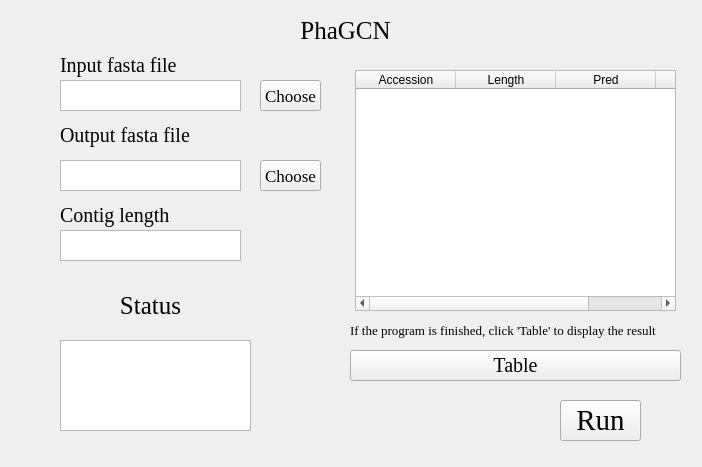
Before: the Qt Designer form PhaGCN.ui in hzaurzli/MicroWorldOmics, drawn with Qt 5.
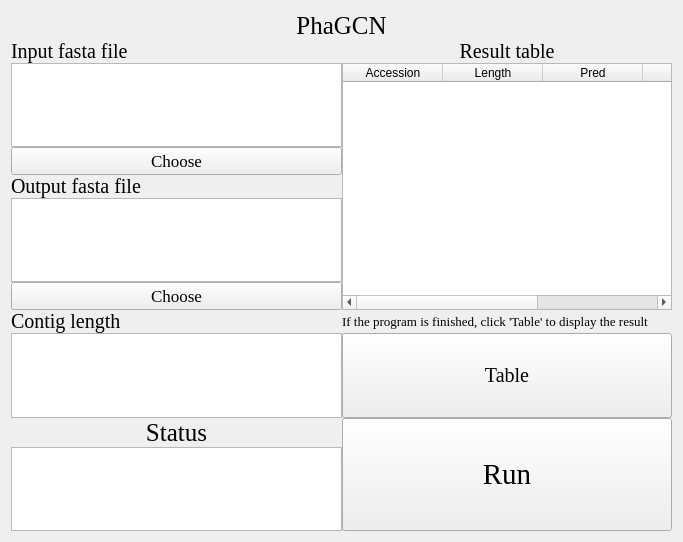
After: the same form once the commit is applied. Icons and pictures are not drawn.

```diff
--- a/PhaGCN.ui
+++ b/PhaGCN.ui
@@ -6,8 +6,8 @@
    <rect>
     <x>0</x>
     <y>0</y>
-    <width>702</width>
-    <height>467</height>
+    <width>683</width>
+    <height>542</height>
    </rect>
   </property>
   <property name="windowTitle">
@@ -16,37 +16,21 @@
   <property name="styleSheet">
    <string notr="true">background-image: url(D:/Documents/Desktop/bb.png)</string>
   </property>
-  <widget class="QLabel" name="label">
-   <property name="geometry">
-    <rect>
-     <x>250</x>
-     <y>10</y>
-     <width>191</width>
-     <height>41</height>
-    </rect>
-   </property>
-   <property name="font">
-    <font>
-     <family>Times New Roman</family>
-     <pointsize>19</pointsize>
-    </font>
-   </property>
-   <property name="text">
-    <string>PhaGCN</string>
-   </property>
-   <property name="alignment">
-    <set>Qt::AlignCenter</set>
-   </property>
-  </widget>
+  <layout class="QGridLayout" name="gridLayout_6">
+   <item row="0" column="0">
+    <layout class="QGridLayout" name="gridLayout">
+     <property name="spacing">
+      <number>0</number>
+     </property>
+     <item row="2" column="0">
+      <widget class="QTextBrowser" name="textBrowser_2">
+       <property name="styleSheet">
+        <string notr="true">background-image: url(D:/Documents/Desktop/white.png)</string>
+       </property>
+      </widget>
+     </item>
+     <item row="1" column="0">
   <widget class="QLabel" name="label_2">
-   <property name="geometry">
-    <rect>
-     <x>60</x>
-     <y>50</y>
-     <width>161</width>
-     <height>31</height>
-    </rect>
-   </property>
    <property name="font">
     <font>
      <family>Times New Roman</family>
@@ -60,28 +44,82 @@
     <set>Qt::AlignLeading|Qt::AlignLeft|Qt::AlignVCenter</set>
    </property>
   </widget>
-  <widget class="QTextBrowser" name="textBrowser_2">
-   <property name="geometry">
-    <rect>
-     <x>60</x>
-     <y>80</y>
-     <width>181</width>
-     <height>31</height>
-    </rect>
+     </item>
+     <item row="8" column="1">
+      <widget class="QPushButton" name="pushButton_4">
+       <property name="sizePolicy">
+        <sizepolicy hsizetype="Minimum" vsizetype="Expanding">
+         <horstretch>0</horstretch>
+         <verstretch>0</verstretch>
+        </sizepolicy>
+       </property>
+       <property name="font">
+        <font>
+         <family>Times New Roman</family>
+         <pointsize>15</pointsize>
+        </font>
+       </property>
+       <property name="text">
+        <string>Table</string>
+       </property>
+      </widget>
+     </item>
+     <item row="7" column="1">
+      <widget class="QLabel" name="label_6">
+       <property name="font">
+        <font>
+         <family>Times New Roman</family>
+         <pointsize>10</pointsize>
+        </font>
+       </property>
+       <property name="text">
+        <string>If the program is finished, click 'Table' to display the result</string>
+       </property>
+       <property name="alignment">
+        <set>Qt::AlignLeading|Qt::AlignLeft|Qt::AlignVCenter</set>
+       </property>
+      </widget>
+     </item>
+     <item row="9" column="1" rowspan="2">
+      <widget class="QPushButton" name="pushButton">
+       <property name="sizePolicy">
+        <sizepolicy hsizetype="Expanding" vsizetype="Expanding">
+         <horstretch>0</horstretch>
+         <verstretch>0</verstretch>
+        </sizepolicy>
+       </property>
+       <property name="font">
+        <font>
+         <family>Times New Roman</family>
+         <pointsize>22</pointsize>
+        </font>
    </property>
    <property name="styleSheet">
     <string notr="true">background-image: url(D:/Documents/Desktop/white.png)</string>
    </property>
-  </widget>
+       <property name="text">
+        <string>Run</string>
+       </property>
+      </widget>
+     </item>
+     <item row="0" column="0" colspan="2">
+      <widget class="QLabel" name="label">
+       <property name="font">
+        <font>
+         <family>Times New Roman</family>
+         <pointsize>19</pointsize>
+        </font>
+       </property>
+       <property name="text">
+        <string>PhaGCN</string>
+       </property>
+       <property name="alignment">
+        <set>Qt::AlignCenter</set>
+       </property>
+      </widget>
+     </item>
+     <item row="4" column="0">
   <widget class="QLabel" name="label_3">
-   <property name="geometry">
-    <rect>
-     <x>60</x>
-     <y>120</y>
-     <width>161</width>
-     <height>31</height>
-    </rect>
-   </property>
    <property name="font">
     <font>
      <family>Times New Roman</family>
@@ -95,28 +133,16 @@
     <set>Qt::AlignLeading|Qt::AlignLeft|Qt::AlignVCenter</set>
    </property>
   </widget>
+     </item>
+     <item row="5" column="0">
   <widget class="QTextBrowser" name="textBrowser_3">
-   <property name="geometry">
-    <rect>
-     <x>60</x>
-     <y>160</y>
-     <width>181</width>
-     <height>31</height>
-    </rect>
-   </property>
    <property name="styleSheet">
     <string notr="true">background-image: url(D:/Documents/Desktop/white.png)</string>
    </property>
   </widget>
+     </item>
+     <item row="3" column="0">
   <widget class="QPushButton" name="pushButton_2">
-   <property name="geometry">
-    <rect>
-     <x>260</x>
-     <y>80</y>
-     <width>61</width>
-     <height>31</height>
-    </rect>
-   </property>
    <property name="font">
     <font>
      <family>Times New Roman</family>
@@ -127,15 +153,25 @@
     <string>Choose</string>
    </property>
   </widget>
+     </item>
+     <item row="7" column="0">
+      <widget class="QLabel" name="label_5">
+       <property name="font">
+        <font>
+         <family>Times New Roman</family>
+         <pointsize>15</pointsize>
+        </font>
+       </property>
+       <property name="text">
+        <string>Contig length</string>
+       </property>
+       <property name="alignment">
+        <set>Qt::AlignLeading|Qt::AlignLeft|Qt::AlignVCenter</set>
+       </property>
+      </widget>
+     </item>
+     <item row="6" column="0">
   <widget class="QPushButton" name="pushButton_3">
-   <property name="geometry">
-    <rect>
-     <x>260</x>
-     <y>160</y>
-     <width>61</width>
-     <height>31</height>
-    </rect>
-   </property>
    <property name="font">
     <font>
      <family>Times New Roman</family>
@@ -146,28 +182,16 @@
     <string>Choose</string>
    </property>
   </widget>
-  <widget class="QTextBrowser" name="textBrowser">
-   <property name="geometry">
-    <rect>
-     <x>60</x>
-     <y>340</y>
-     <width>191</width>
-     <height>91</height>
-    </rect>
-   </property>
+     </item>
+     <item row="8" column="0">
+      <widget class="QTextEdit" name="textEdit">
    <property name="styleSheet">
     <string notr="true">background-image: url(D:/Documents/Desktop/white.png)</string>
    </property>
   </widget>
+     </item>
+     <item row="9" column="0">
   <widget class="QLabel" name="label_4">
-   <property name="geometry">
-    <rect>
-     <x>100</x>
-     <y>290</y>
-     <width>101</width>
-     <height>31</height>
-    </rect>
-   </property>
    <property name="font">
     <font>
      <family>Times New Roman</family>
@@ -181,78 +205,16 @@
     <set>Qt::AlignCenter</set>
    </property>
   </widget>
-  <widget class="QPushButton" name="pushButton">
-   <property name="geometry">
-    <rect>
-     <x>560</x>
-     <y>400</y>
-     <width>81</width>
-     <height>41</height>
-    </rect>
-   </property>
-   <property name="font">
-    <font>
-     <family>Times New Roman</family>
-     <pointsize>22</pointsize>
-    </font>
-   </property>
+     </item>
+     <item row="10" column="0">
+      <widget class="QTextBrowser" name="textBrowser">
    <property name="styleSheet">
     <string notr="true">background-image: url(D:/Documents/Desktop/white.png)</string>
    </property>
-   <property name="text">
-    <string>Run</string>
-   </property>
-  </widget>
-  <widget class="QPushButton" name="pushButton_4">
-   <property name="geometry">
-    <rect>
-     <x>350</x>
-     <y>350</y>
-     <width>331</width>
-     <height>31</height>
-    </rect>
-   </property>
-   <property name="font">
-    <font>
-     <family>Times New Roman</family>
-     <pointsize>15</pointsize>
-    </font>
-   </property>
-   <property name="text">
-    <string>Table</string>
-   </property>
-  </widget>
-  <widget class="QLabel" name="label_6">
-   <property name="geometry">
-    <rect>
-     <x>350</x>
-     <y>320</y>
-     <width>331</width>
-     <height>20</height>
-    </rect>
-   </property>
-   <property name="font">
-    <font>
-     <family>Times New Roman</family>
-     <pointsize>10</pointsize>
-    </font>
-   </property>
-   <property name="text">
-    <string>If the program is finished, click 'Table' to display the result</string>
-   </property>
-   <property name="alignment">
-    <set>Qt::AlignLeading|Qt::AlignLeft|Qt::AlignVCenter</set>
-   </property>
-  </widget>
+      </widget>
+     </item>
+     <item row="2" column="1" rowspan="5">
   <widget class="QTableWidget" name="tableWidget">
-   <property name="geometry">
-    <rect>
-     <x>355</x>
-     <y>70</y>
-     <width>321</width>
-     <height>241</height>
-    </rect>
-   </property>
    <property name="styleSheet">
     <string notr="true">background-image: url(D:/Documents/Desktop/white.png)</string>
    </property>
@@ -276,16 +238,15 @@
      <string>Score</string>
     </property>
    </column>
-  </widget>
-  <widget class="QLabel" name="label_5">
-   <property name="geometry">
-    <rect>
-     <x>60</x>
-     <y>200</y>
-     <width>161</width>
-     <height>31</height>
-    </rect>
-   </property>
+       <column>
+        <property name="text">
+         <string>Type</string>
+        </property>
+       </column>
+      </widget>
+     </item>
+     <item row="1" column="1">
+      <widget class="QLabel" name="label_7">
    <property name="font">
     <font>
      <family>Times New Roman</family>
@@ -293,25 +254,16 @@
     </font>
    </property>
    <property name="text">
-    <string>Contig length</string>
+        <string>Result table</string>
    </property>
    <property name="alignment">
-    <set>Qt::AlignLeading|Qt::AlignLeft|Qt::AlignVCenter</set>
-   </property>
-  </widget>
-  <widget class="QTextEdit" name="textEdit">
-   <property name="geometry">
-    <rect>
-     <x>60</x>
-     <y>230</y>
-     <width>181</width>
-     <height>31</height>
-    </rect>
-   </property>
-   <property name="styleSheet">
-    <string notr="true">background-image: url(D:/Documents/Desktop/white.png)</string>
-   </property>
-  </widget>
+        <set>Qt::AlignCenter</set>
+       </property>
+      </widget>
+     </item>
+    </layout>
+   </item>
+  </layout>
  </widget>
  <resources/>
  <connections/>
```
Left out of the diff: 6 changed lines with no effect on the pictures. Lines whose indentation alone changed are shown as unchanged.
